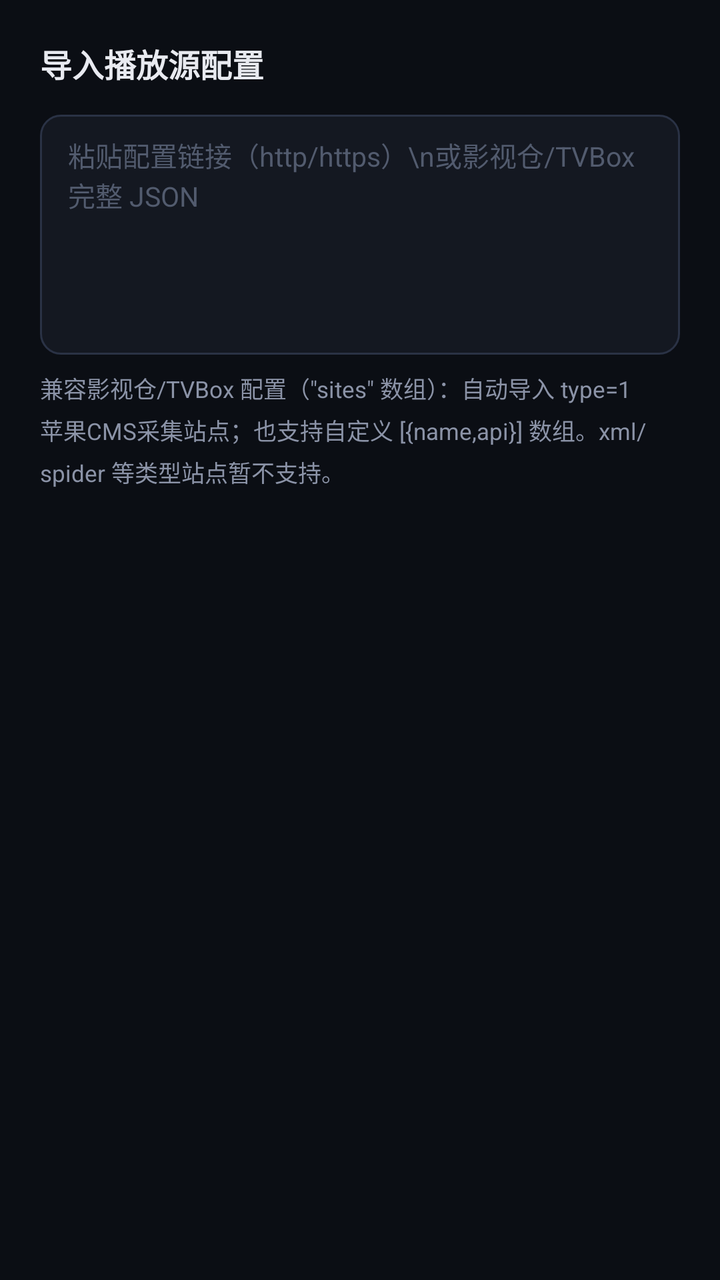
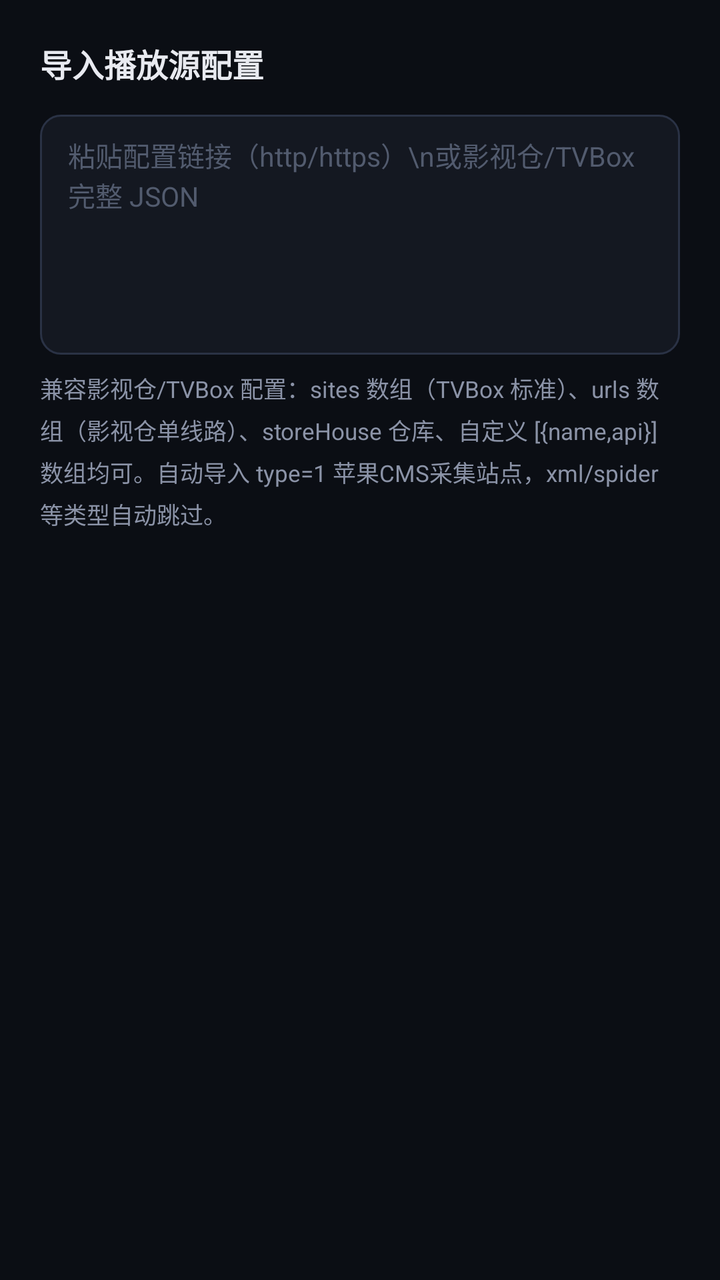

Two renders of the same Android screen: before a commit and after it. Below are the layout's source before the change and the commit's diff.
<!-- AndroidManifest.xml: application theme AppTheme -->
<!-- res/layout/dialog_import_cfg.xml -->
<?xml version="1.0" encoding="utf-8"?>
<LinearLayout xmlns:android="http://schemas.android.com/apk/res/android"
    android:layout_width="match_parent"
    android:layout_height="wrap_content"
    android:orientation="vertical"
    android:padding="20dp">

    <TextView
        android:layout_width="wrap_content"
        android:layout_height="wrap_content"
        android:paddingBottom="14dp"
        android:text="导入播放源配置"
        android:textColor="@color/tx"
        android:textSize="16sp"
        android:textStyle="bold" />

    <EditText
        android:id="@+id/cfgInput"
        android:layout_width="match_parent"
        android:layout_height="120dp"
        android:background="@drawable/btn_ghost"
        android:gravity="top"
        android:hint="粘贴配置链接（http/https）\n或影视仓/TVBox 完整 JSON"
        android:inputType="textMultiLine|textNoSuggestions"
        android:paddingStart="14dp"
        android:paddingTop="10dp"
        android:paddingEnd="14dp"
        android:textColor="@color/tx"
        android:textColorHint="#525b6e"
        android:textSize="13.5sp" />

    <TextView
        android:layout_width="match_parent"
        android:layout_height="wrap_content"
        android:lineSpacingExtra="4dp"
        android:paddingTop="8dp"
        android:text="兼容影视仓/TVBox 配置（&quot;sites&quot; 数组）：自动导入 type=1 苹果CMS采集站点；也支持自定义 [{name,api}] 数组。xml/spider 等类型站点暂不支持。"
        android:textColor="@color/mut"
        android:textSize="11.5sp" />
</LinearLayout>
<!-- resources referenced by this layout -->
<resources>
  <color name="mut">#8b93a7</color>
  <color name="tx">#e8eaf0</color>
  <!-- drawable btn_ghost (drawable) -->
  <?xml version="1.0" encoding="utf-8"?>
  <selector xmlns:android="http://schemas.android.com/apk/res/android">
      <item android:state_pressed="true">
          <shape android:shape="rectangle">
              <solid android:color="@color/bg3" />
              <stroke android:width="1dp" android:color="@color/accent" />
              <corners android:radius="10dp" />
          </shape>
      </item>
      <item>
          <shape android:shape="rectangle">
              <solid android:color="@color/bg2" />
              <stroke android:width="1dp" android:color="@color/bd" />
              <corners android:radius="10dp" />
          </shape>
      </item>
  </selector>
  <style name="AppTheme" parent="android:Theme.Material.NoActionBar">
          <item name="android:windowBackground">@color/bg</item>
          <item name="android:statusBarColor">@color/bg</item>
          <item name="android:navigationBarColor">@color/bg</item>
          <item name="android:colorAccent">@color/accent</item>
          <item name="android:colorPrimary">@color/accent</item>
          <item name="android:colorPrimaryDark">@color/bg</item>
          <item name="android:windowLightStatusBar">false</item>
          <item name="android:windowAnimationStyle">@null</item>
      </style>
  <color name="bg3">#1a2030</color>
  <color name="accent">#e50914</color>
  <color name="bg2">#141821</color>
  <color name="bd">#2a3245</color>
  <color name="bg">#0b0e14</color>
</resources>

<!-- the commit's change to res/layout/dialog_import_cfg.xml (unified diff, before → after) -->
@@ -34,7 +34,7 @@
         android:layout_height="wrap_content"
         android:lineSpacingExtra="4dp"
         android:paddingTop="8dp"
-        android:text="兼容影视仓/TVBox 配置（&quot;sites&quot; 数组）：自动导入 type=1 苹果CMS采集站点；也支持自定义 [{name,api}] 数组。xml/spider 等类型站点暂不支持。"
+        android:text="兼容影视仓/TVBox 配置：sites 数组（TVBox 标准）、urls 数组（影视仓单线路）、storeHouse 仓库、自定义 [{name,api}] 数组均可。自动导入 type=1 苹果CMS采集站点，xml/spider 等类型自动跳过。"
         android:textColor="@color/mut"
         android:textSize="11.5sp" />
 </LinearLayout>
